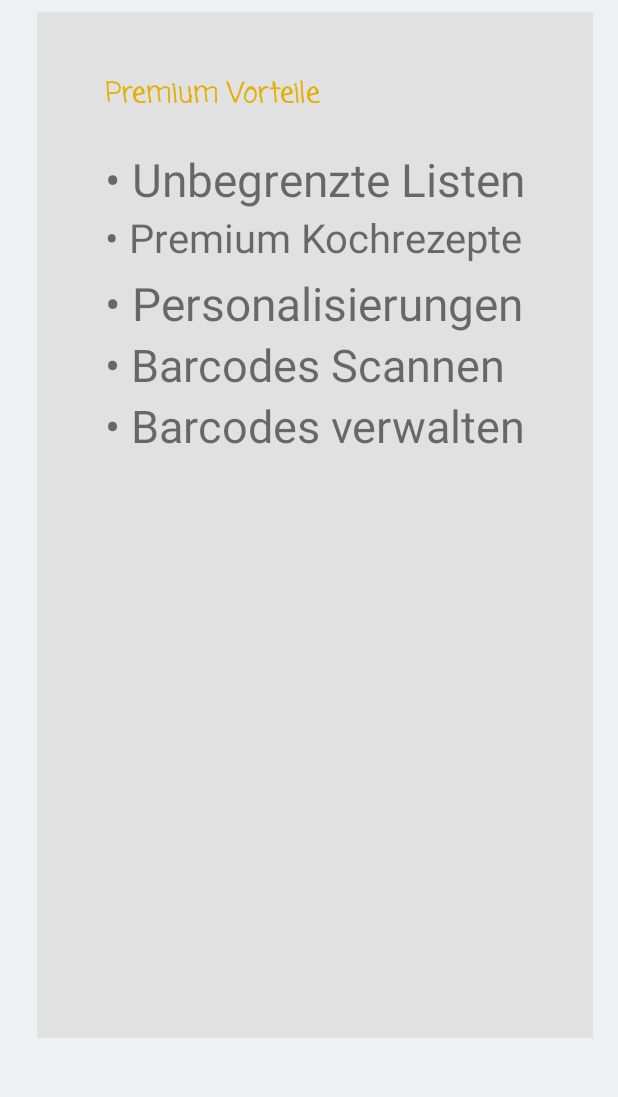
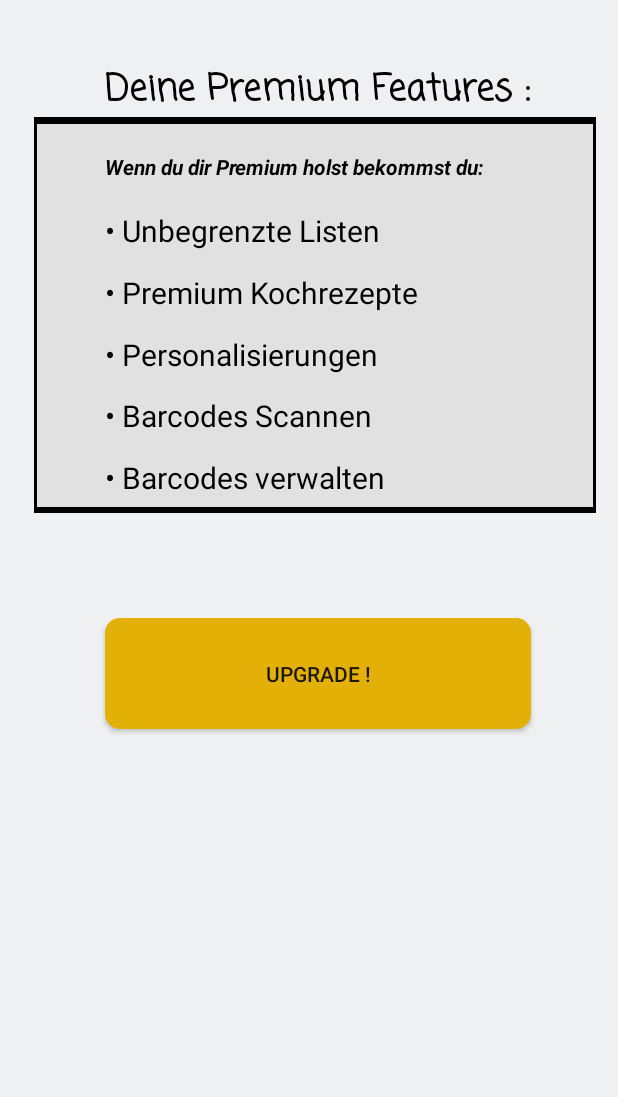
Before and after one commit to CodeChrisB/Freibuch, an Android app: the BuyPremiumActivity screen opened directly, with no data from a screen before it, on a phone screen of 412 x 824 dp, the part 136-1233 px from its top. Run offline under Robolectric (Android 15) with nearby library versions, the phone set to English and light mode, and no system bars; Roboto replaces fonts that are not available here.

Commit message:
Added Premium Buy Design (not finished)
Signed-off-by: Christopher Buchberger <c.buchbergercode@gmail.com>

```diff
--- a/app/src/main/java/com/example/foodgent/UserInterface/Fragment/ShopActivity.java
+++ b/app/src/main/java/com/example/foodgent/UserInterface/Fragment/ShopActivity.java
@@ -115,13 +115,18 @@ public class ShopActivity extends Fragment {
             return;
         }
 
+        if (entry.length() > 0) {
 
-        if (entry.length() > 0) {
-            AppData.getInstance().addShoppingEntry(new ShoppingEntry(entry));
-            AppData.getInstance().saveShopEntries();
-            setUpShoppingList();
-            shoppingEntry.setText("");
-            closeKeyboard();
+
+            boolean added = AppData.getInstance().addShoppingEntry(new ShoppingEntry(entry));
+            if (added) {
+                AppData.getInstance().saveShopEntries();
+                setUpShoppingList();
+                shoppingEntry.setText("");
+                closeKeyboard();
+            } else {
+                Toast.makeText(context, "Die Standard Liste ist voll, hol dir die FoodGent Premium", Toast.LENGTH_LONG).show();
+            }
         }
     }
 
--- a/app/src/main/java/com/example/foodgent/UserInterface/Premium/BuyPremiumActivity.java
+++ b/app/src/main/java/com/example/foodgent/UserInterface/Premium/BuyPremiumActivity.java
@@ -1,11 +1,14 @@
 package com.example.foodgent.UserInterface.Premium;
 
 import android.os.Bundle;
+import android.view.View;
+import android.widget.Button;
 import android.widget.TextView;
 
 import androidx.annotation.Nullable;
 import androidx.appcompat.app.AppCompatActivity;
 
+import com.example.foodgent.AppData.Logic.AppData;
 import com.example.fragment.R;
 
 import java.util.ArrayList;
@@ -21,17 +24,22 @@ public class BuyPremiumActivity extends AppCompatActivity {
         super.onCreate(savedInstanceState);
         setContentView(R.layout.premium_buy);
 
-        TextView feature1 = findViewById(R.id.textView_feature1);
-        TextView feature2 = findViewById(R.id.textView_feature2);
-        TextView feature3 = findViewById(R.id.textView_feature3);
-        TextView feature4 = findViewById(R.id.textView_feature4);
-        TextView feature5 = findViewById(R.id.textView_feature5);
+        Button buyPremium = findViewById(R.id.button_buyPremium);
+        final TextView premiumInfo = findViewById(R.id.textView_premium_info);
 
-        list.add(feature1);
-        list.add(feature2);
-        list.add(feature3);
-        list.add(feature4);
-        list.add(feature5);
+        if (AppData.getInstance().isPremium())
+            premiumInfo.setText("Deine Premium Features :");
+
+        buyPremium.setOnClickListener(new View.OnClickListener() {
+            @Override
+            public void onClick(View view) {
+                AppData.getInstance().setPremium(!AppData.getInstance().isPremium());
+                AppData.getInstance().saveSettings();
+
+                String text = (AppData.getInstance().isPremium()) ? "Deine Premium Features :" : "Hol dir Premium";
+                premiumInfo.setText(text);
+            }
+        });
 
     }
 
--- a/app/src/main/res/drawable/top_round.xml
+++ b/app/src/main/res/drawable/top_round.xml
@@ -2,8 +2,8 @@
 <shape xmlns:android="http://schemas.android.com/apk/res/android"
     android:shape="rectangle">
     <corners
-        android:topLeftRadius="5dp"
-        android:topRightRadius="5dp" />
+        android:topLeftRadius="50dp"
+        android:topRightRadius="50dp" />
 
     <solid android:color="@color/themeColor" />
 
--- a/app/src/main/res/layout/premium_buy.xml
+++ b/app/src/main/res/layout/premium_buy.xml
@@ -8,16 +8,32 @@
     android:orientation="vertical">
 
     <View
+        android:id="@+id/setting_bigBackground3"
+        android:layout_width="0dp"
+        android:layout_height="0dp"
+        android:background="@color/background"
+        android:backgroundTint="@color/black"
+        android:visibility="visible"
+        app:layout_constraintBottom_toTopOf="@+id/guideline105"
+        app:layout_constraintEnd_toStartOf="@+id/guideline106"
+        app:layout_constraintHorizontal_bias="0.0"
+        app:layout_constraintStart_toStartOf="@+id/guideline104"
+        app:layout_constraintTop_toTopOf="@+id/guideline117"
+        app:layout_constraintVertical_bias="0.0" />
+
+    <View
         android:id="@+id/setting_bigBackground"
         android:layout_width="0dp"
         android:layout_height="0dp"
         android:background="@color/innerBackground"
-        app:layout_constraintBottom_toTopOf="@+id/guideline143"
+        android:backgroundTint="@color/innerBackground"
+        android:visibility="visible"
+        app:layout_constraintBottom_toTopOf="@+id/guideline95"
         app:layout_constraintEnd_toStartOf="@+id/guideline142"
         app:layout_constraintHorizontal_bias="0.0"
         app:layout_constraintStart_toStartOf="@+id/guideline141"
-        app:layout_constraintTop_toTopOf="@+id/guideline139"
-        app:layout_constraintVertical_bias="1.0" />
+        app:layout_constraintTop_toTopOf="@+id/guideline76"
+        app:layout_constraintVertical_bias="0.0" />
 
     <androidx.appcompat.widget.Toolbar
         android:id="@+id/setting_roundtopBarPart"
@@ -46,7 +62,14 @@
         android:layout_width="wrap_content"
         android:layout_height="wrap_content"
         android:orientation="horizontal"
-        app:layout_constraintGuide_percent="0.17" />
+        app:layout_constraintGuide_percent="0.21" />
+
+    <androidx.constraintlayout.widget.Guideline
+        android:id="@+id/guideline117"
+        android:layout_width="wrap_content"
+        android:layout_height="wrap_content"
+        android:orientation="horizontal"
+        app:layout_constraintGuide_percent="0.205" />
 
     <androidx.constraintlayout.widget.Guideline
         android:id="@+id/guideline93"
@@ -95,7 +118,28 @@
         android:layout_width="wrap_content"
         android:layout_height="wrap_content"
         android:orientation="horizontal"
-        app:layout_constraintGuide_percent="0.76" />
+        app:layout_constraintGuide_percent="0.52" />
+
+    <androidx.constraintlayout.widget.Guideline
+        android:id="@+id/guideline105"
+        android:layout_width="wrap_content"
+        android:layout_height="wrap_content"
+        android:orientation="horizontal"
+        app:layout_constraintGuide_percent="0.525" />
+
+    <androidx.constraintlayout.widget.Guideline
+        android:id="@+id/guideline101"
+        android:layout_width="wrap_content"
+        android:layout_height="wrap_content"
+        android:orientation="horizontal"
+        app:layout_constraintGuide_percent="0.61" />
+
+    <androidx.constraintlayout.widget.Guideline
+        android:id="@+id/guideline103"
+        android:layout_width="wrap_content"
+        android:layout_height="wrap_content"
+        android:orientation="horizontal"
+        app:layout_constraintGuide_percent="0.7" />
 
     <TextView
         android:id="@+id/setting_title"
@@ -123,6 +167,13 @@
         android:layout_height="wrap_content"
         android:orientation="vertical"
         app:layout_constraintGuide_percent="0.06" />
+
+    <androidx.constraintlayout.widget.Guideline
+        android:id="@+id/guideline104"
+        android:layout_width="wrap_content"
+        android:layout_height="wrap_content"
+        android:orientation="vertical"
+        app:layout_constraintGuide_percent="0.055" />
 
     <androidx.constraintlayout.widget.Guideline
         android:id="@+id/guideline102"
@@ -153,6 +204,13 @@
         app:layout_constraintGuide_percent="0.96" />
 
     <androidx.constraintlayout.widget.Guideline
+        android:id="@+id/guideline106"
+        android:layout_width="wrap_content"
+        android:layout_height="wrap_content"
+        android:orientation="vertical"
+        app:layout_constraintGuide_percent="0.965" />
+
+    <androidx.constraintlayout.widget.Guideline
         android:id="@+id/guideline89"
         android:layout_width="wrap_content"
         android:layout_height="wrap_content"
@@ -171,7 +229,7 @@
         android:layout_width="wrap_content"
         android:layout_height="wrap_content"
         android:orientation="horizontal"
-        app:layout_constraintGuide_percent="0.12" />
+        app:layout_constraintGuide_percent="0.16005471" />
 
     <androidx.constraintlayout.widget.Guideline
         android:id="@+id/guideline143"
@@ -190,30 +248,45 @@
         app:layout_constraintStart_toStartOf="parent"
         app:layout_constraintTop_toBottomOf="@+id/setting_roundtopBarPart" />
 
+    <View
+        android:id="@+id/view5"
+        android:layout_width="0dp"
+        android:layout_height="0dp"
+        android:background="@color/themeColor"
+        android:backgroundTint="@color/themeColor"
+        android:visibility="invisible"
+        app:layout_constraintBottom_toTopOf="@+id/setting_bigBackground"
+        app:layout_constraintEnd_toStartOf="@+id/guideline142"
+        app:layout_constraintStart_toStartOf="@+id/guideline141"
+        app:layout_constraintTop_toTopOf="@+id/guideline139" />
+
     <TextView
-        android:id="@+id/textView6"
+        android:id="@+id/textView_premium_info"
         android:layout_width="0dp"
-        android:layout_height="wrap_content"
+        android:layout_height="0dp"
         android:fontFamily="casual"
-        android:text="Premium Vorteile"
-        android:textColor="@color/premiumActiveBg"
+        android:text="Hol dir Premium"
+        android:textColor="@color/textColor"
         android:textSize="18sp"
         android:textStyle="normal|bold"
+        app:autoSizeTextType="uniform"
+        app:layout_constraintBottom_toTopOf="@+id/setting_bigBackground"
         app:layout_constraintEnd_toStartOf="@+id/guideline88"
         app:layout_constraintStart_toStartOf="@+id/guideline102"
-        app:layout_constraintTop_toTopOf="@+id/guideline76" />
+        app:layout_constraintTop_toTopOf="@+id/guideline139" />
 
     <TextView
         android:id="@+id/textView_feature1"
         android:layout_width="0dp"
         android:layout_height="0dp"
         android:text="@string/featureNr1"
-        app:autoSizeTextType="uniform"
-        app:layout_constraintBottom_toTopOf="@+id/guideline96"
+        android:textColor="@color/textColor"
+        android:textSize="20sp"
+        app:layout_constraintBottom_toTopOf="@+id/guideline97"
         app:layout_constraintEnd_toStartOf="@+id/guideline88"
         app:layout_constraintHorizontal_bias="0.0"
         app:layout_constraintStart_toStartOf="@+id/guideline102"
-        app:layout_constraintTop_toTopOf="@+id/guideline93"
+        app:layout_constraintTop_toTopOf="@+id/guideline96"
         app:layout_constraintVertical_bias="1.0" />
 
     <TextView
@@ -221,43 +294,74 @@
         android:layout_width="0dp"
         android:layout_height="0dp"
         android:text="@string/featureNr2"
-        app:autoSizeTextType="uniform"
-        app:layout_constraintBottom_toTopOf="@+id/guideline97"
+        android:textColor="@color/textColor"
+        android:textSize="20sp"
+        app:layout_constraintBottom_toTopOf="@+id/guideline98"
         app:layout_constraintEnd_toStartOf="@+id/guideline88"
         app:layout_constraintStart_toStartOf="@+id/guideline102"
-        app:layout_constraintTop_toTopOf="@+id/guideline96" />
+        app:layout_constraintTop_toTopOf="@+id/guideline97" />
 
     <TextView
         android:id="@+id/textView_feature3"
         android:layout_width="0dp"
         android:layout_height="0dp"
         android:text="@string/featureNr3"
-        app:autoSizeTextType="uniform"
-        app:layout_constraintBottom_toTopOf="@+id/guideline98"
+        android:textColor="@color/textColor"
+        android:textSize="20sp"
+        app:layout_constraintBottom_toTopOf="@+id/guideline99"
         app:layout_constraintEnd_toStartOf="@+id/guideline88"
+        app:layout_constraintHorizontal_bias="0.0"
         app:layout_constraintStart_toStartOf="@+id/guideline102"
-        app:layout_constraintTop_toTopOf="@+id/guideline97" />
+        app:layout_constraintTop_toTopOf="@+id/guideline98"
+        app:layout_constraintVertical_bias="0.0" />
 
     <TextView
         android:id="@+id/textView_feature4"
         android:layout_width="0dp"
         android:layout_height="0dp"
         android:text="@string/featureNr4"
-        app:autoSizeTextType="uniform"
-        app:layout_constraintBottom_toTopOf="@+id/guideline99"
+        android:textColor="@color/textColor"
+        android:textSize="20sp"
+        app:layout_constraintBottom_toTopOf="@+id/guideline100"
         app:layout_constraintEnd_toStartOf="@+id/guideline88"
         app:layout_constraintStart_toStartOf="@+id/guideline102"
-        app:layout_constraintTop_toTopOf="@+id/guideline98" />
+        app:layout_constraintTop_toTopOf="@+id/guideline99" />
 
     <TextView
         android:id="@+id/textView_feature5"
         android:layout_width="0dp"
         android:layout_height="0dp"
         android:text="@string/featureNr5"
-        app:autoSizeTextType="uniform"
-        app:layout_constraintBottom_toTopOf="@+id/guideline100"
+        android:textColor="@color/textColor"
+        android:textSize="20sp"
+        app:layout_constraintBottom_toBottomOf="@+id/setting_bigBackground"
         app:layout_constraintEnd_toStartOf="@+id/guideline88"
         app:layout_constraintStart_toStartOf="@+id/guideline102"
-        app:layout_constraintTop_toTopOf="@+id/guideline99" />
+        app:layout_constraintTop_toTopOf="@+id/guideline100" />
+
+    <TextView
+        android:id="@+id/textView22"
+        android:layout_width="0dp"
+        android:layout_height="0dp"
+        android:gravity="center_vertical"
+        android:text="Wenn du dir Premium holst bekommst du:"
+        android:textColor="@color/textColor"
+        android:textStyle="bold|italic"
+        app:layout_constraintBottom_toTopOf="@+id/guideline96"
+        app:layout_constraintEnd_toStartOf="@+id/guideline88"
+        app:layout_constraintStart_toStartOf="@+id/guideline102"
+        app:layout_constraintTop_toTopOf="@+id/setting_bigBackground" />
+
+    <Button
+        android:id="@+id/button_buyPremium"
+        android:layout_width="0dp"
+        android:layout_height="0dp"
+        android:background="@drawable/round_corner"
+        android:backgroundTint="@color/premiumActiveBg"
+        android:text="Upgrade !"
+        app:layout_constraintBottom_toTopOf="@+id/guideline103"
+        app:layout_constraintEnd_toStartOf="@+id/guideline88"
+        app:layout_constraintStart_toStartOf="@+id/guideline102"
+        app:layout_constraintTop_toTopOf="@+id/guideline101" />
 
 </androidx.constraintlayout.widget.ConstraintLayout>
```
